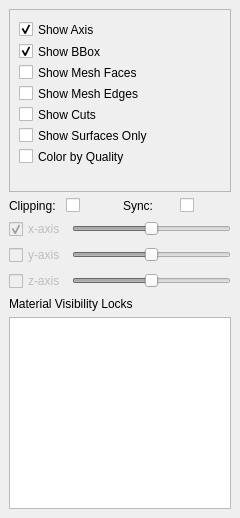
SCIInstitute/Cleaver, file src/gui/Application/ViewWidgets/MeshViewOptionsWidget.ui: the form before one commit.
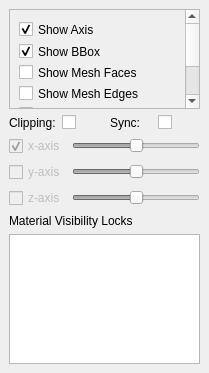
The form after the commit.

Commit message:
Added support for regular mesh mode.
* Alpha long and short are CLI parameters passed in.
* "regular" mesh mode set parameters for constant sizing field/alphas
* Added "legacy cleaver mesh" option for GUI mesh creation.

The edit to the form file:
```diff
--- a/src/gui/Application/ViewWidgets/MeshViewOptionsWidget.ui
+++ b/src/gui/Application/ViewWidgets/MeshViewOptionsWidget.ui
@@ -6,14 +6,20 @@
    <rect>
     <x>0</x>
     <y>0</y>
-    <width>240</width>
-    <height>518</height>
+    <width>205</width>
+    <height>373</height>
    </rect>
   </property>
+  <property name="sizePolicy">
+   <sizepolicy hsizetype="Minimum" vsizetype="Minimum">
+    <horstretch>0</horstretch>
+    <verstretch>0</verstretch>
+   </sizepolicy>
+  </property>
   <property name="minimumSize">
    <size>
-    <width>210</width>
-    <height>518</height>
+    <width>205</width>
+    <height>373</height>
    </size>
   </property>
   <property name="maximumSize">
```
The commit also changes 12 other files.
